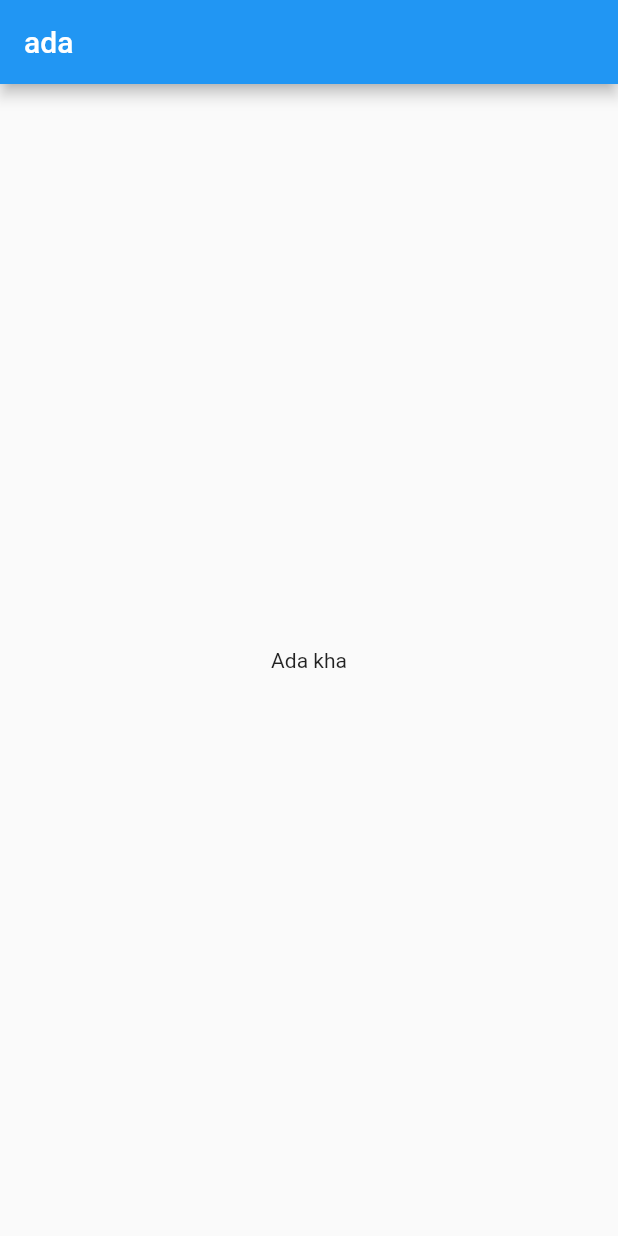
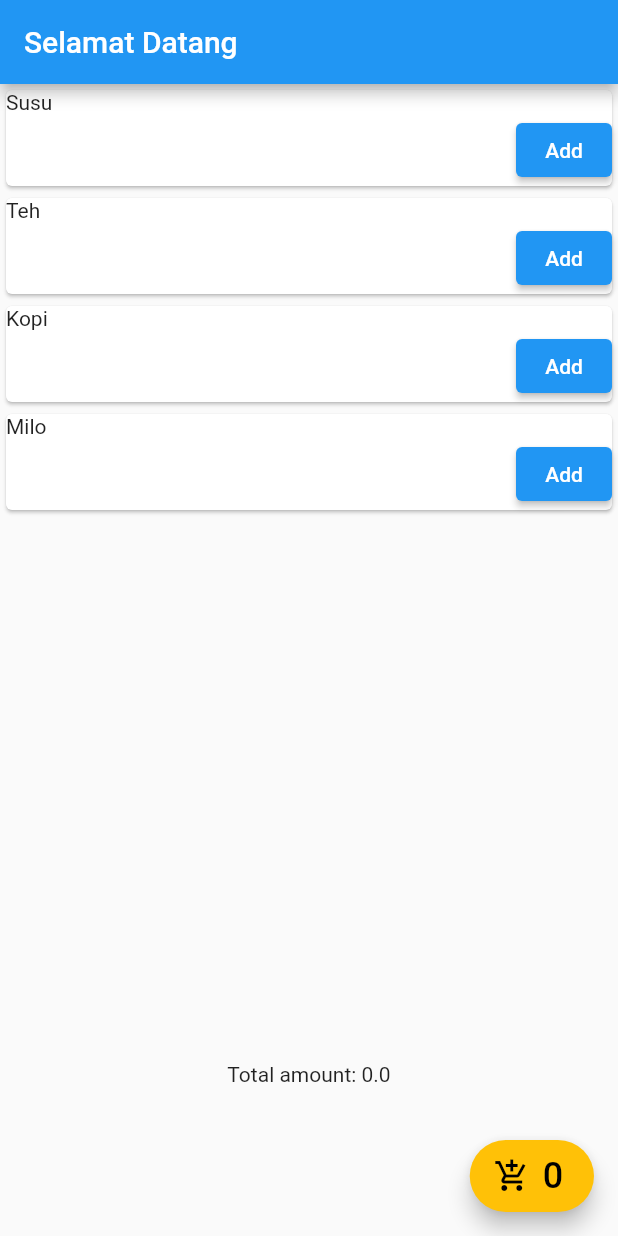
Before and after one commit to gadogado092/Belajar-Flutter-3, a Flutter app: the screen it shows after launch, on a phone screen of 412 x 824 dp. Run offline on Flutter 3.47's test engine with Material 2 defaults, Android fonts, the phone set to English and light mode, and no system bars; our stand-ins replace get.

Commit message:
implement get X

```diff
--- /dev/null
+++ b/sirs_wahidin/lib/controllers/cart_controller.dart
@@ -0,0 +1,12 @@
+import 'package:get/get.dart';
+import 'package:sirs_wahidin/models/product.dart';
+
+class CartController extends GetxController {
+  List<Product> cartItems = List<Product>.empty(growable: true).obs;
+  double get totalPrice =>
+      cartItems.fold(0, (sum, element) => sum + element.price);
+
+  addToCart(Product product) {
+    cartItems.add(product);
+  }
+}
--- /dev/null
+++ b/sirs_wahidin/lib/controllers/shopping_controller.dart
@@ -0,0 +1,44 @@
+import 'package:get/get.dart';
+import 'package:sirs_wahidin/models/product.dart';
+
+class ShoppingController extends GetxController {
+  List<Product> products = List<Product>.empty(growable: true).obs;
+
+  @override
+  void onInit() {
+    super.onInit();
+    fetchProducts();
+  }
+
+  void fetchProducts() async {
+    await Future.delayed(const Duration(seconds: 3));
+    var dummyData = [
+      Product(
+          id: 1,
+          productName: "Susu",
+          productImage: 'ada',
+          productDescription: "Description Susu lorem ipsum",
+          price: 1000),
+      Product(
+          id: 2,
+          productName: "Teh",
+          productImage: 'ada',
+          productDescription: "Description Teh lorem ipsum",
+          price: 1000),
+      Product(
+          id: 3,
+          productName: "Kopi",
+          productImage: 'ada',
+          productDescription: "Description Kopi lorem ipsum",
+          price: 1000),
+      Product(
+          id: 4,
+          productName: "Milo",
+          productImage: 'ada',
+          productDescription: "Description Milo lorem ipsum",
+          price: 1000)
+    ];
+
+    products.assignAll(dummyData);
+  }
+}
--- a/sirs_wahidin/lib/main.dart
+++ b/sirs_wahidin/lib/main.dart
@@ -1,4 +1,10 @@
+import 'dart:convert';
+
 import 'package:flutter/material.dart';
+import 'package:http/http.dart' as http;
+import 'package:sirs_wahidin/views/home_page.dart';
+
+import 'data/album.dart';
 
 void main() {
   runApp(const MyApp());
@@ -7,21 +13,58 @@ void main() {
 class MyApp extends StatelessWidget {
   const MyApp({Key? key}) : super(key: key);
 
-  // This widget is the root of your application.
   @override
   Widget build(BuildContext context) {
     return MaterialApp(
-        title: 'Flutter Demo',
-        theme: ThemeData(
+      title: 'RSUP Wahidin',
+      theme: ThemeData(
           primarySwatch: Colors.blue,
-        ),
-        home: Scaffold(
-          appBar: AppBar(
-            title: const Text("ada"),
-          ),
-          body: const Center(
-            child: Text("Ada kha"),
-          ),
-        ));
+          visualDensity: VisualDensity.adaptivePlatformDensity),
+      home: HomePage(),
+    );
   }
 }
+
+// class MyApp extends StatefulWidget {
+//   const MyApp({Key? key}) : super(key: key);
+
+//   @override
+//   State<MyApp> createState() => _MyAppState();
+// }
+
+// class _MyAppState extends State<MyApp> {
+//   // This widget is the root of your application.
+//   late Future<Album> futureAlbum;
+
+//   @override
+//   void initState() {
+//     super.initState();
+//     futureAlbum = fetchAlbum();
+//   }
+
+//   @override
+//   Widget build(BuildContext context) {
+//     return MaterialApp(
+//         title: 'Flutter Demo',
+//         theme: ThemeData(
+//           visualDensity: VisualDensity.adaptivePlatformDensity,
+//           primarySwatch: Colors.blue,
+//         ),
+//         home: HomePage());
+//   }
+// }
+
+// Future<Album> fetchAlbum() async {
+//   final response = await http
+//       .get(Uri.parse('https://jsonplaceholder.typicode.com/albums/1'));
+
+//   if (response.statusCode == 200) {
+//     // If the server did return a 200 OK response,
+//     // then parse the JSON.
+//     return Album.fromJson(jsonDecode(response.body));
+//   } else {
+//     // If the server did not return a 200 OK response,
+//     // then throw an exception.
+//     throw Exception('Failed to load album');
+//   }
+// }
--- /dev/null
+++ b/sirs_wahidin/lib/models/product.dart
@@ -0,0 +1,15 @@
+class Product {
+  final int id;
+  final String productName;
+  final String productImage;
+  final String productDescription;
+  final double price;
+
+  Product({
+    required this.id,
+    required this.productName,
+    required this.productImage,
+    required this.productDescription,
+    required this.price,
+  });
+}
--- /dev/null
+++ b/sirs_wahidin/lib/views/home_page.dart
@@ -0,0 +1,73 @@
+import 'package:flutter/material.dart';
+import 'package:get/get.dart';
+import 'package:sirs_wahidin/controllers/cart_controller.dart';
+import 'package:sirs_wahidin/controllers/shopping_controller.dart';
+
+class HomePage extends StatelessWidget {
+  HomePage({Key? key}) : super(key: key);
+
+  final shoppingController = Get.put(ShoppingController());
+  final cartController = Get.put(CartController());
+
+  @override
+  Widget build(BuildContext context) {
+    return Scaffold(
+      appBar: AppBar(
+        title: const Text("Selamat Datang"),
+      ),
+      body: SafeArea(
+        child: Column(
+          children: [
+            Expanded(
+              child: GetX<ShoppingController>(builder: (shoppingController) {
+                return ListView.builder(
+                    itemCount: shoppingController.products.length,
+                    itemBuilder: (context, index) {
+                      return Card(
+                        child: Column(
+                          crossAxisAlignment: CrossAxisAlignment.stretch,
+                          children: [
+                            Text(
+                                shoppingController.products[index].productName),
+                            Row(
+                              mainAxisAlignment: MainAxisAlignment.end,
+                              children: [
+                                ElevatedButton(
+                                    onPressed: () {
+                                      cartController.addToCart(
+                                          shoppingController.products[index]);
+                                    },
+                                    child: const Text("Add")),
+                              ],
+                            )
+                          ],
+                        ),
+                      );
+                    });
+              }),
+            ),
+            GetX<CartController>(builder: (controller) {
+              return Text('Total amount: ${controller.totalPrice}');
+            }),
+            const SizedBox(
+              height: 100,
+            )
+          ],
+        ),
+      ),
+      floatingActionButton: FloatingActionButton.extended(
+          onPressed: () {},
+          backgroundColor: Colors.amber,
+          icon: const Icon(
+            Icons.add_shopping_cart,
+            color: Colors.black,
+          ),
+          label: GetX<CartController>(builder: (controller) {
+            return Text(
+              controller.cartItems.length.toString(),
+              style: const TextStyle(color: Colors.black, fontSize: 24),
+            );
+          })),
+    );
+  }
+}
--- a/sirs_wahidin/pubspec.yaml
+++ b/sirs_wahidin/pubspec.yaml
@@ -34,6 +34,8 @@ dependencies:
   # The following adds the Cupertino Icons font to your application.
   # Use with the CupertinoIcons class for iOS style icons.
   cupertino_icons: ^1.0.2
+  http: ^0.13.4
+  get: ^4.6.5
 
 dev_dependencies:
   flutter_test:
```
Also changed, not shown: sirs_wahidin/lib/data/album.dart (added, +19 -0 lines), sirs_wahidin/pubspec.lock, 1 other file.
